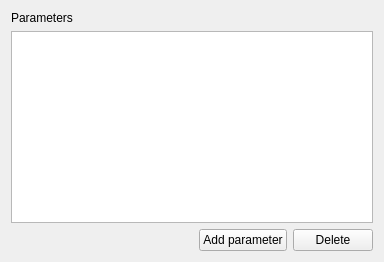
Before: the Qt Designer form src/plugins/workflow_designer/src/library/create_cmdline_based_worker/CreateCmdlineBasedWorkerWizardParametersPage.ui in violethaze74/ugene, drawn with Qt 5.
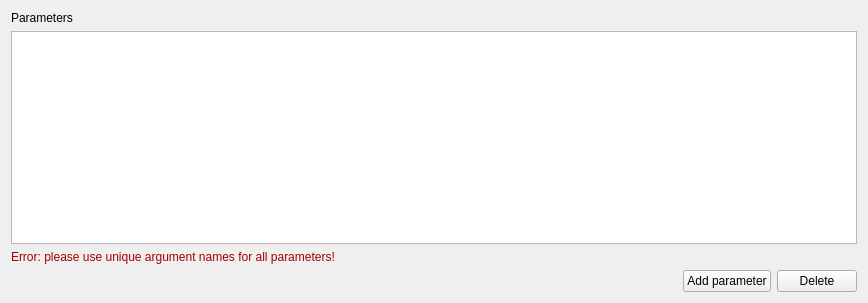
After: the same form once the commit is applied.

Commit message: UGENE-6466. Add a hint label to the Configure Element with Command Line Tool wizard

```diff
--- a/src/plugins/workflow_designer/src/library/create_cmdline_based_worker/CreateCmdlineBasedWorkerWizardParametersPage.ui
+++ b/src/plugins/workflow_designer/src/library/create_cmdline_based_worker/CreateCmdlineBasedWorkerWizardParametersPage.ui
@@ -2,6 +2,14 @@
 <ui version="4.0">
  <class>CreateCmdlineBasedWorkerWizardParametersPage</class>
  <widget class="QWizardPage" name="CreateCmdlineBasedWorkerWizardParametersPage">
+  <property name="geometry">
+   <rect>
+    <x>0</x>
+    <y>0</y>
+    <width>868</width>
+    <height>303</height>
+   </rect>
+  </property>
   <property name="windowTitle">
    <string>WizardPage</string>
   </property>
@@ -26,6 +34,50 @@
      </attribute>
     </widget>
    </item>
+   <item>
+    <widget class="QLabel" name="duplicateParametersWarningLabel">
+     <property name="palette">
+      <palette>
+       <active>
+        <colorrole role="WindowText">
+         <brush brushstyle="SolidPattern">
+          <color alpha="255">
+           <red>164</red>
+           <green>0</green>
+           <blue>0</blue>
+          </color>
+         </brush>
+        </colorrole>
+       </active>
+       <inactive>
+        <colorrole role="WindowText">
+         <brush brushstyle="SolidPattern">
+          <color alpha="255">
+           <red>164</red>
+           <green>0</green>
+           <blue>0</blue>
+          </color>
+         </brush>
+        </colorrole>
+       </inactive>
+       <disabled>
+        <colorrole role="WindowText">
+         <brush brushstyle="SolidPattern">
+          <color alpha="255">
+           <red>190</red>
+           <green>190</green>
+           <blue>190</blue>
+          </color>
+         </brush>
+        </colorrole>
+       </disabled>
+      </palette>
+     </property>
+     <property name="text">
+      <string>Error: please use unique argument names for all parameters!</string>
+     </property>
+    </widget>
+   </item>
    <item>
     <layout class="QHBoxLayout" name="buttonsLayout">
      <property name="sizeConstraint">
```
The commit also changes 3 other files.
